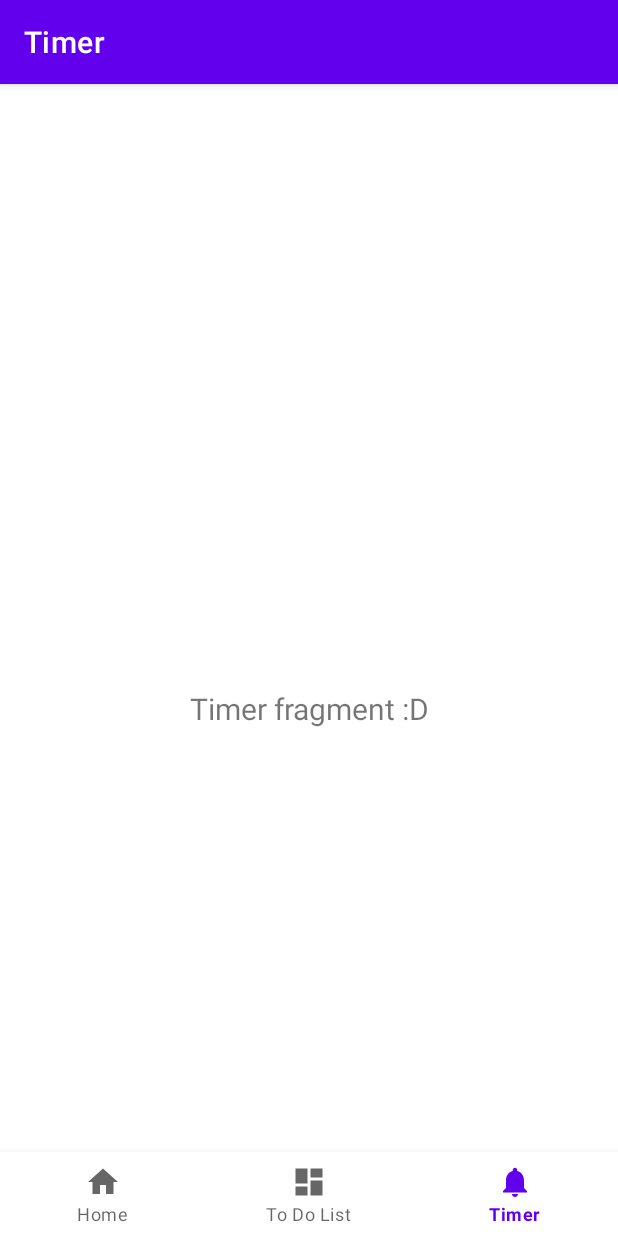
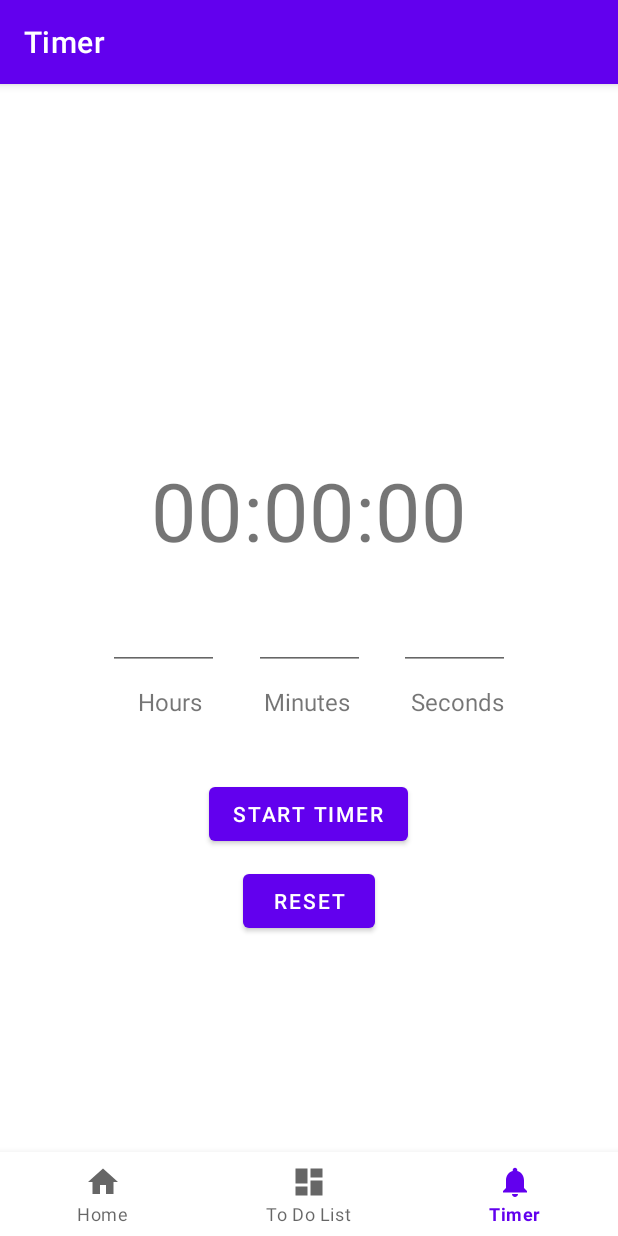
Before and after one commit to jlc25/ribbitivity, an Android app: the TimerFragment screen opened through its navigation route, on a phone screen of 412 x 824 dp. Run offline under Robolectric (Android 15) with nearby library versions, the phone set to English and light mode, and no system bars; our stand-ins replace navigation-ui.

Commit message:
Implement interactive timer

```diff
--- a/app/src/main/java/com/example/ribbitivity/ui/timer/TimerFragment.kt
+++ b/app/src/main/java/com/example/ribbitivity/ui/timer/TimerFragment.kt
@@ -1,10 +1,12 @@
 package com.example.ribbitivity.ui.timer
 
 import android.os.Bundle
+import android.os.CountDownTimer
 import android.view.LayoutInflater
 import android.view.View
 import android.view.ViewGroup
 import android.widget.TextView
+import android.widget.Button
 import androidx.fragment.app.Fragment
 import androidx.lifecycle.ViewModelProvider
 import com.example.ribbitivity.databinding.FragmentTimerBinding
@@ -22,16 +24,33 @@ class TimerFragment : Fragment() {
         container: ViewGroup?,
         savedInstanceState: Bundle?
     ): View {
-        val notificationsViewModel =
+        val timerViewModel =
             ViewModelProvider(this).get(TimerViewModel::class.java)
 
         _binding = FragmentTimerBinding.inflate(inflater, container, false)
         val root: View = binding.root
+        val start: Button = binding.startTimer
+        start.setOnClickListener {
 
-        val textView: TextView = binding.textTimer
-        notificationsViewModel.text.observe(viewLifecycleOwner) {
-            textView.text = it
+            var hour = binding.hour.text.toString().toIntOrNull()
+            var min = binding.minute.text.toString().toIntOrNull()
+            var sec = binding.second.text.toString().toIntOrNull()
+            if (hour === null) { hour = 0 }
+            if (min === null) { min = 0 }
+            if (sec === null) { sec = 0 }
+
+            if ( (hour+min+sec) > 0 && hour >= 0 && min in 0..60 && sec in 0..60) {
+                binding.errorMsg.text = ""
+                val time = (((hour * 60) + min) * 60 + sec) * 1000
+                countDown(time.toLong())
+                binding.hour.text = null
+                binding.minute.text = null
+                binding.second.text = null
+            } else {
+                binding.errorMsg.text = "Please enter a valid amount of time"
+            }
         }
+
         return root
     }
 
@@ -39,4 +58,29 @@ class TimerFragment : Fragment() {
         super.onDestroyView()
         _binding = null
     }
+
+    private fun countDown(time: Long) {
+        fun checkZero(unit: Long): String {
+            return if (unit < 10) String.format("0%d", unit) else unit.toString()
+        }
+
+        val txtView: TextView = binding.countdown
+        val timer = object: CountDownTimer(time, 1000) {
+            override fun onTick(millisUntilFinished: Long) {
+                val hour = (millisUntilFinished / 3600000) % 24
+                val min = (millisUntilFinished / 60000) % 60
+                val sec = (millisUntilFinished / 1000) % 60
+                txtView.text = String.format("%s:%s:%s", checkZero(hour), checkZero(min), checkZero(sec))
+            }
+            override fun onFinish() {
+                txtView.text = "00:00:00"
+            }
+        }
+        timer.start()
+
+        binding.reset.setOnClickListener {
+            timer.cancel()
+            txtView.text = "00:00:00"
+        }
+    }
 }
--- a/app/src/main/java/com/example/ribbitivity/ui/timer/TimerViewModel.kt
+++ b/app/src/main/java/com/example/ribbitivity/ui/timer/TimerViewModel.kt
@@ -7,7 +7,7 @@ import androidx.lifecycle.ViewModel
 class TimerViewModel : ViewModel() {
 
     private val _text = MutableLiveData<String>().apply {
-        value = "Timer fragment :D"
+        value = "00:00:00"
     }
     val text: LiveData<String> = _text
 }
--- a/app/src/main/res/layout/fragment_timer.xml
+++ b/app/src/main/res/layout/fragment_timer.xml
@@ -6,17 +6,126 @@
     android:layout_height="match_parent"
     tools:context=".ui.timer.TimerFragment">
 
+    <Button
+        android:id="@+id/startTimer"
+        android:layout_width="wrap_content"
+        android:layout_height="wrap_content"
+        android:layout_marginBottom="10dp"
+        android:text="@string/start"
+        app:layout_constraintBottom_toTopOf="@+id/reset"
+        app:layout_constraintEnd_toEndOf="parent"
+        app:layout_constraintHorizontal_bias="0.498"
+        app:layout_constraintStart_toStartOf="parent" />
+
     <TextView
-        android:id="@+id/text_timer"
+        android:id="@+id/countdown"
         android:layout_width="match_parent"
         android:layout_height="wrap_content"
         android:layout_marginStart="8dp"
-        android:layout_marginTop="8dp"
+        android:layout_marginTop="192dp"
         android:layout_marginEnd="8dp"
+        android:text="@string/default_time"
         android:textAlignment="center"
-        android:textSize="20sp"
+        android:textSize="54sp"
+        app:layout_constraintEnd_toEndOf="parent"
+        app:layout_constraintHorizontal_bias="1.0"
+        app:layout_constraintStart_toStartOf="parent"
+        app:layout_constraintTop_toTopOf="parent" />
+
+    <TextView
+        android:id="@+id/hourLabel"
+        android:layout_width="wrap_content"
+        android:layout_height="wrap_content"
+        android:layout_marginStart="92dp"
+        android:layout_marginBottom="40dp"
+        android:text="Hours"
+        android:textAlignment="center"
+        android:textSize="16sp"
+        app:layout_constraintBottom_toTopOf="@+id/startTimer"
+        app:layout_constraintStart_toStartOf="parent" />
+
+    <TextView
+        android:id="@+id/minuteLabel"
+        android:layout_width="wrap_content"
+        android:layout_height="wrap_content"
+        android:layout_marginBottom="40dp"
+        android:text="Minutes"
+        android:textAlignment="center"
+        android:textSize="16sp"
+        app:layout_constraintBottom_toTopOf="@+id/startTimer"
+        app:layout_constraintEnd_toStartOf="@+id/secondLabel"
+        app:layout_constraintHorizontal_bias="0.506"
+        app:layout_constraintStart_toEndOf="@+id/hourLabel" />
+
+    <TextView
+        android:id="@+id/secondLabel"
+        android:layout_width="wrap_content"
+        android:layout_height="wrap_content"
+        android:layout_marginEnd="76dp"
+        android:layout_marginBottom="40dp"
+        android:text="Seconds"
+        android:textAlignment="center"
+        android:textSize="16sp"
+        app:layout_constraintBottom_toTopOf="@+id/startTimer"
+        app:layout_constraintEnd_toEndOf="parent" />
+
+    <EditText
+        android:id="@+id/hour"
+        android:layout_width="74dp"
+        android:layout_height="43dp"
+        android:layout_marginStart="72dp"
+        android:layout_marginBottom="10dp"
+        android:ems="10"
+        android:inputType="number"
+        android:gravity="center"
+        app:layout_constraintBottom_toTopOf="@+id/hourLabel"
+        app:layout_constraintStart_toStartOf="parent" />
+
+    <EditText
+        android:id="@+id/minute"
+        android:layout_width="74dp"
+        android:layout_height="43dp"
+        android:layout_marginBottom="10dp"
+        android:ems="10"
+        android:inputType="number"
+        android:gravity="center"
+        app:layout_constraintBottom_toTopOf="@+id/minuteLabel"
+        app:layout_constraintEnd_toStartOf="@+id/second"
+        app:layout_constraintStart_toEndOf="@+id/hour" />
+
+    <EditText
+        android:id="@+id/second"
+        android:layout_width="74dp"
+        android:layout_height="43dp"
+        android:layout_marginEnd="72dp"
+        android:layout_marginBottom="10dp"
+        android:ems="10"
+        android:inputType="number"
+        android:gravity="center"
+        app:layout_constraintBottom_toTopOf="@+id/secondLabel"
+        app:layout_constraintEnd_toEndOf="parent" />
+
+    <TextView
+        android:id="@+id/errorMsg"
+        android:layout_width="wrap_content"
+        android:layout_height="wrap_content"
+        android:layout_marginBottom="150dp"
+        android:text=""
+        android:textAlignment="center"
+        android:textColor="#BF2020"
         app:layout_constraintBottom_toBottomOf="parent"
         app:layout_constraintEnd_toEndOf="parent"
-        app:layout_constraintStart_toStartOf="parent"
-        app:layout_constraintTop_toTopOf="parent" />
+        app:layout_constraintStart_toStartOf="parent" />
+
+    <Button
+        android:id="@+id/reset"
+        android:layout_width="wrap_content"
+        android:layout_height="wrap_content"
+        android:layout_marginBottom="30dp"
+        android:text="Reset"
+        app:layout_constraintBottom_toTopOf="@id/errorMsg"
+        app:layout_constraintEnd_toEndOf="parent"
+        app:layout_constraintStart_toStartOf="parent" />
+
+
 </androidx.constraintlayout.widget.ConstraintLayout>
--- a/app/src/main/res/values/strings.xml
+++ b/app/src/main/res/values/strings.xml
@@ -3,4 +3,6 @@
     <string name="title_home">Home</string>
     <string name="title_list">To Do List</string>
     <string name="title_timer">Timer</string>
+    <string name="default_time">00:00:00</string>
+    <string name="start">Start Timer</string>
 </resources>
```
